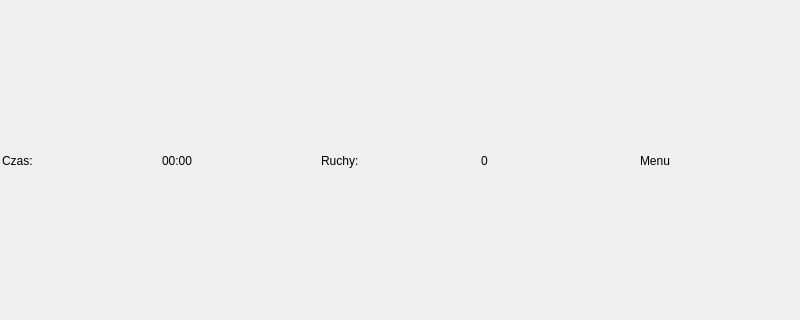
Before: the Qt Designer form mainwindow.ui in Kriskus/MemoryGame, drawn with Qt 5; both pictures show x 0 to 800 and y 139 to 459 of the 800 by 600 pixel window.
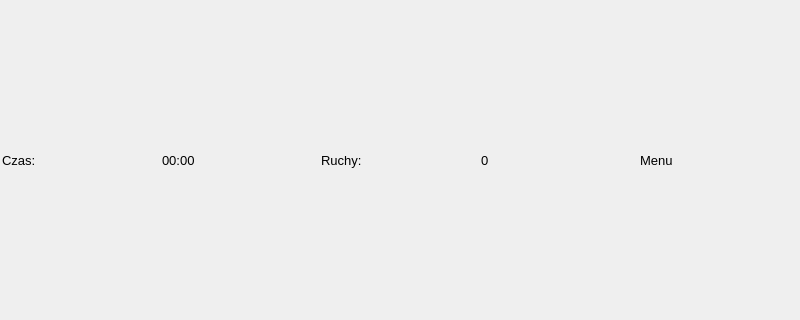
After: the same form once the commit is applied.

```diff
--- a/mainwindow.ui
+++ b/mainwindow.ui
@@ -43,6 +43,11 @@
           <height>71</height>
          </size>
         </property>
+        <property name="font">
+         <font>
+          <pointsize>10</pointsize>
+         </font>
+        </property>
         <property name="text">
          <string>Czas:</string>
         </property>
@@ -56,6 +61,11 @@
           <height>71</height>
          </size>
         </property>
+        <property name="font">
+         <font>
+          <pointsize>10</pointsize>
+         </font>
+        </property>
         <property name="text">
          <string>00:00</string>
         </property>
@@ -69,6 +79,11 @@
           <height>71</height>
          </size>
         </property>
+        <property name="font">
+         <font>
+          <pointsize>10</pointsize>
+         </font>
+        </property>
         <property name="text">
          <string>Ruchy:</string>
         </property>
@@ -82,6 +97,11 @@
           <height>71</height>
          </size>
         </property>
+        <property name="font">
+         <font>
+          <pointsize>10</pointsize>
+         </font>
+        </property>
         <property name="text">
          <string>0</string>
         </property>
@@ -95,6 +115,11 @@
           <height>71</height>
          </size>
         </property>
+        <property name="font">
+         <font>
+          <pointsize>10</pointsize>
+         </font>
+        </property>
         <property name="text">
          <string>Menu</string>
         </property>
```
Left out of the diff: 15 changed lines with no effect on the pictures.
